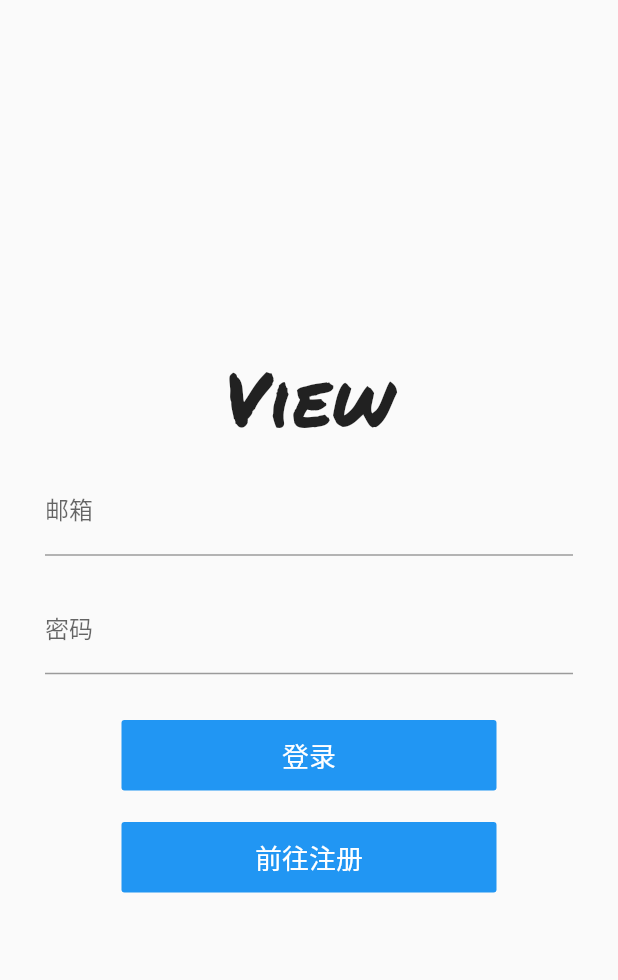
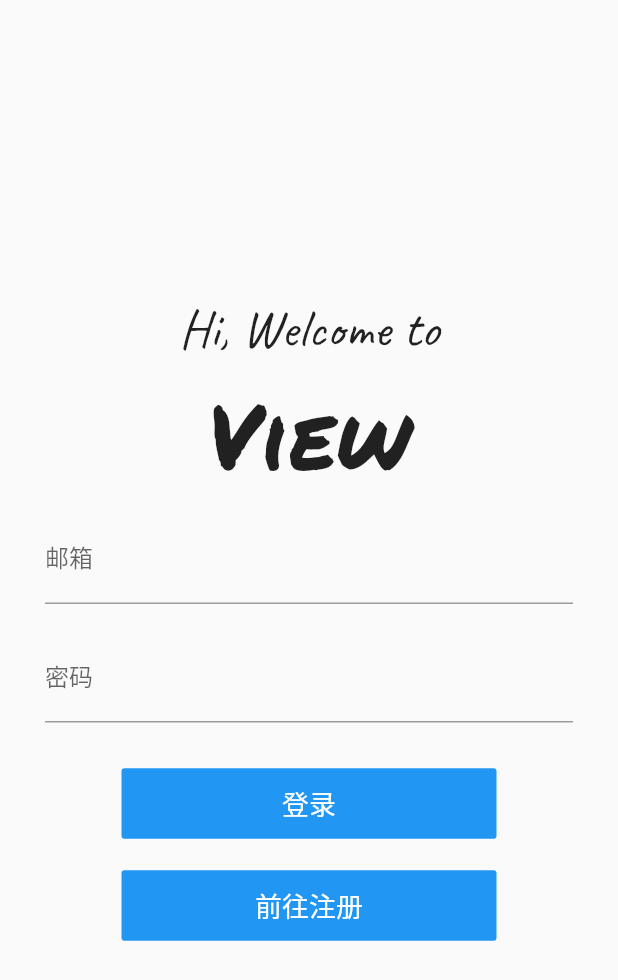
Before and after one commit to YuanRuQian/view, a Flutter app: the screen it shows after launch, on a phone screen of 412 x 824 dp. Shown: the top 980 px of the screen. Run offline on Flutter 3.47's test engine with Material 2 defaults, Android fonts, the phone set to English and light mode, and no system bars; our stand-ins replace cached_network_image, cloud_firestore, firebase_auth, firebase_storage, flutter_image_compress, image_cropper and 1 more; missing offline and left inert: photofilters; accounts and stored records are empty.

Commit message:
add view text animation

```diff
--- a/lib/ui/widgets/viewTitle.dart
+++ b/lib/ui/widgets/viewTitle.dart
@@ -1,13 +1,53 @@
 import 'package:flutter/material.dart';
 
-class ViewAppTitle extends StatelessWidget {
+class ViewAppTitle extends StatefulWidget {
+  @override
+  _ViewAppTitleState createState() => _ViewAppTitleState();
+}
+
+class _ViewAppTitleState extends State<ViewAppTitle>
+    with TickerProviderStateMixin {
+  AnimationController _controller;
+  Animation _hi;
+  String hi = "Hi, Welcome to";
+
+  @override
+  void initState() {
+    super.initState();
+    _controller = AnimationController(
+        vsync: this, duration: Duration(milliseconds:5500));
+    _hi = StepTween(begin: 0, end: hi.length).animate(CurvedAnimation(
+        parent: _controller, curve: Interval(0.0, 0.5, curve: Curves.easeIn)));
+    _controller.forward();
+    _controller.repeat(reverse: true);
+  }
+
   @override
   Widget build(BuildContext context) {
-    return Container(
-      child: Text(
-        'View',
-        style: TextStyle(fontSize: 50.0, fontFamily: 'PermanentMarker'),
-      ),
+    final _height = MediaQuery.of(context).size.height / 2;
+    return Column(
+      crossAxisAlignment: CrossAxisAlignment.center,
+      mainAxisAlignment: MainAxisAlignment.center,
+      mainAxisSize: MainAxisSize.min,
+      children: [
+        AnimatedBuilder(
+          animation: _hi,
+          builder: (BuildContext context, Widget child) {
+            String text = hi.substring(0, _hi.value);
+            return Text(
+              text,
+              style: TextStyle(fontSize: 35.0, fontFamily: 'Caveat'),
+            );
+          },
+        ),
+        SizedBox(
+          height: _height * 0.015,
+        ),
+        Text(
+          'View',
+          style: TextStyle(fontSize: 60.0, fontFamily: 'PermanentMarker'),
+        ),
+      ],
     );
   }
 }
@@ -17,7 +57,8 @@ class ViewPageTitle extends StatelessWidget {
   Widget build(BuildContext context) {
     return Text(
       'View',
-      style: TextStyle(fontSize: 35.0, color: Colors.black, fontFamily: 'PermanentMarker'),
+      style: TextStyle(
+          fontSize: 35.0, color: Colors.black, fontFamily: 'PermanentMarker'),
       textAlign: TextAlign.center,
     );
   }
--- a/pubspec.yaml
+++ b/pubspec.yaml
@@ -90,3 +90,7 @@ flutter:
       fonts:
         - asset: fonts/PermanentMarker-Regular.ttf
           weight: 700
+    - family: Caveat
+      fonts:
+        - asset: fonts/Caveat-VariableFont_wght.ttf
+          weight: 800
```
Also changed, not shown: fonts/Caveat-VariableFont_wght.ttf (added).
